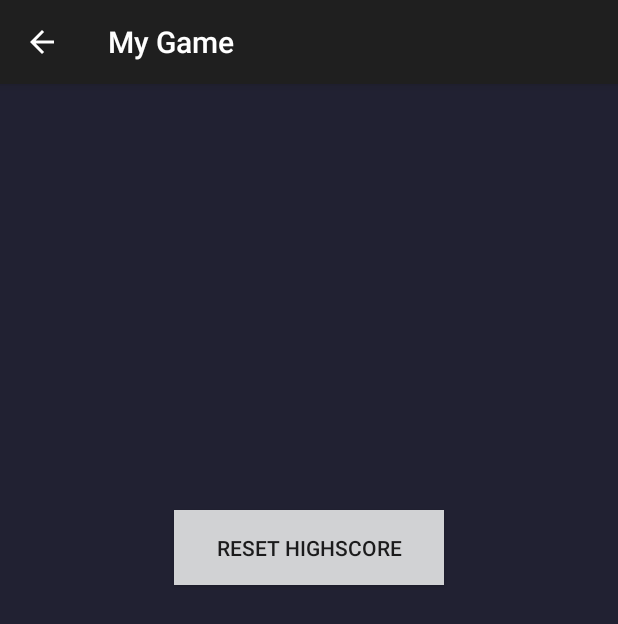
After one commit to sithlord33/MyGameTutorial, an Android app: the OptionsActivity screen opened directly, with no data from a screen before it, on a phone screen of 412 x 824 dp. The commit adds this screen. Shown: the top 624 px of the screen. Run offline under Robolectric (Android 15) with nearby library versions, the phone set to English and light mode, and no system bars.

```diff
--- a/app/src/main/java/richy/mygame/Constants.java
+++ b/app/src/main/java/richy/mygame/Constants.java
@@ -9,4 +9,6 @@ public class Constants {
     public static Context CURRENT_CONTEXT;
 
     public static long INIT_TIME;
+
+    public static int HIGH_SCORE;
 }
--- /dev/null
+++ b/app/src/main/java/richy/mygame/Options.java
@@ -0,0 +1,4 @@
+package richy.mygame;
+
+public class Options {
+}
--- /dev/null
+++ b/app/src/main/java/richy/mygame/OptionsActivity.java
@@ -0,0 +1,65 @@
+package richy.mygame;
+
+import android.app.ActionBar;
+import android.content.Context;
+import android.content.Intent;
+import android.content.SharedPreferences;
+import android.support.v7.app.AlertDialog;
+import android.support.v7.app.AppCompatActivity;
+import android.os.Bundle;
+import android.view.MenuItem;
+import android.view.Window;
+import android.view.WindowManager;
+import android.widget.Button;
+import android.widget.Toast;
+
+public class OptionsActivity extends AppCompatActivity {
+    private Button reset;
+
+    @Override
+    protected void onCreate(Bundle savedInstanceState) {
+        super.onCreate(savedInstanceState);
+        getWindow().setFlags(WindowManager.LayoutParams.FLAG_FULLSCREEN, WindowManager.LayoutParams.FLAG_FULLSCREEN);
+        this.requestWindowFeature(Window.FEATURE_NO_TITLE);
+        setContentView(R.layout.activity_options);
+        getSupportActionBar().setDisplayHomeAsUpEnabled(true);
+
+        reset = findViewById(R.id.reset);
+
+        reset.setOnClickListener(v -> {
+            AlertDialog.Builder adb = new AlertDialog.Builder(OptionsActivity.this);
+            adb.setTitle("Reset HighScore?");
+            adb.setMessage("Are you sure you want to Reset the HighScore? (This can't be undone)");
+            adb.setNegativeButton("Cancel", null);
+            adb.setPositiveButton("Ok", (dialog, which) -> {
+                resetHighScore();
+            });
+            adb.show();
+        });
+    }
+
+    private void resetHighScore() {
+        SharedPreferences prefs = Constants.CURRENT_CONTEXT.getSharedPreferences("myPrefsKey", Context.MODE_PRIVATE);
+        int score = prefs.getInt("key", 0);
+        if (score != 0) {
+            SharedPreferences.Editor editor = prefs.edit();
+            editor.clear().apply();
+        }
+        showToast("HighScore Reset");
+    }
+
+    @Override
+    public boolean onOptionsItemSelected(MenuItem item) {
+        switch (item.getItemId()) {
+            case android.R.id.home:
+                this.finish();
+                return true;
+            default:
+                return super.onOptionsItemSelected(item);
+        }
+    }
+
+    private void showToast(String msg) {
+        Toast.makeText(this, msg, Toast.LENGTH_SHORT).show();
+    }
+}
--- /dev/null
+++ b/app/src/main/res/layout/activity_options.xml
@@ -0,0 +1,25 @@
+<?xml version="1.0" encoding="utf-8"?>
+<android.support.constraint.ConstraintLayout xmlns:android="http://schemas.android.com/apk/res/android"
+    xmlns:app="http://schemas.android.com/apk/res-auto"
+    xmlns:tools="http://schemas.android.com/tools"
+    android:layout_width="match_parent"
+    android:layout_height="match_parent"
+    android:background="@color/bg"
+    tools:context="richy.mygame.OptionsActivity">
+
+    <Button
+        android:id="@+id/reset"
+        android:layout_width="180dp"
+        android:layout_height="50dp"
+        android:layout_marginStart="143dp"
+        android:layout_marginTop="250dp"
+        android:layout_marginEnd="143dp"
+        android:layout_marginBottom="400dp"
+        android:background="@mipmap/button"
+        android:text="@string/reset"
+        app:layout_constraintBottom_toBottomOf="parent"
+        app:layout_constraintEnd_toEndOf="parent"
+        app:layout_constraintStart_toStartOf="parent"
+        app:layout_constraintTop_toTopOf="parent" />
+
+</android.support.constraint.ConstraintLayout>
--- a/app/src/main/res/values/strings.xml
+++ b/app/src/main/res/values/strings.xml
@@ -3,4 +3,5 @@
     <string name="quit">QUIT</string>
     <string name="start_game">START GAME</string>
     <string name="app_name">My Game</string>
+    <string name="reset">Reset HighScore</string>
 </resources>
```
Also changed, not shown: app/src/main/AndroidManifest.xml (+4 -3 lines), app/src/main/java/richy/mygame/MainMenuActivity.java (+7 -1 lines), app/src/main/java/richy/mygame/Obstacle.java (+47 -24 lines), app/src/main/java/richy/mygame/ObstacleManager.java (+44 -11 lines), app/src/main/res/layout/activity_main_menu.xml (+18 -4 lines), app/src/main/res/drawable/barnacle.png (added), app/src/main/res/drawable/barnacle_bite.png (added), app/src/main/res/drawable/ghost.png (added), app/src/main/res/drawable/ghost_normal.png (added), app/src/main/res/drawable/spinner.png (added), app/src/main/res/drawable/spinner_spin.png (added).
